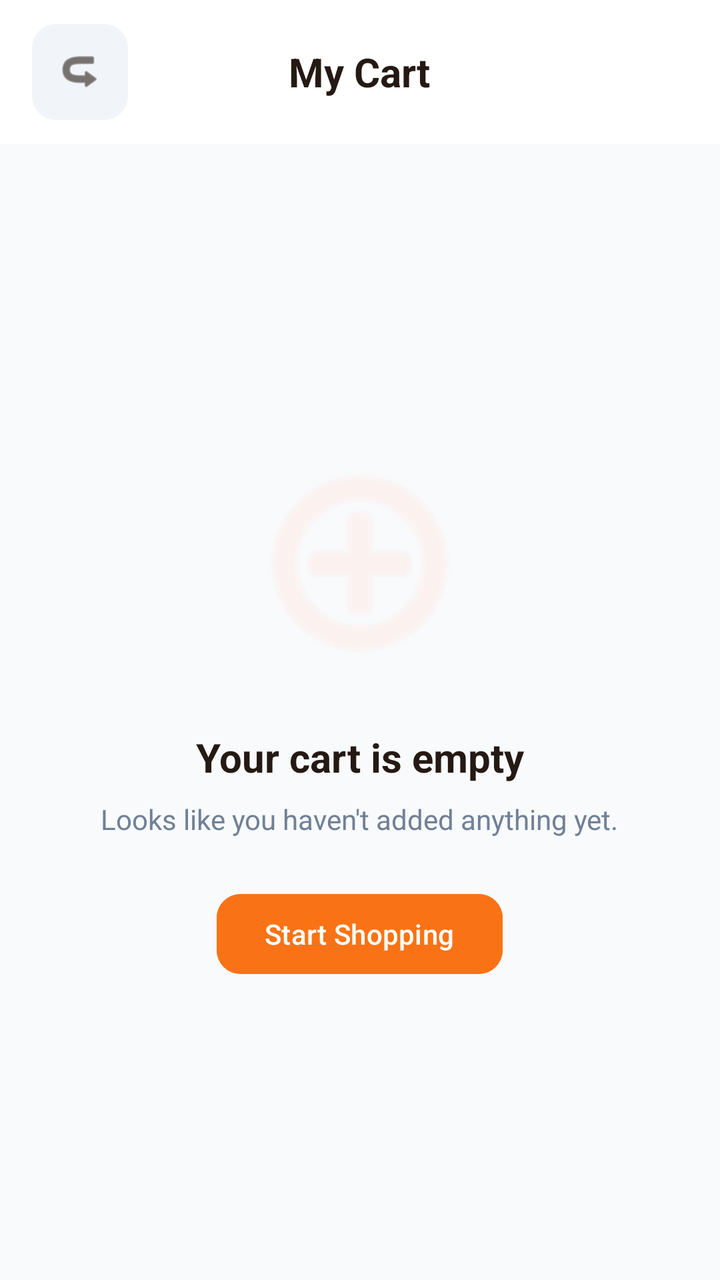
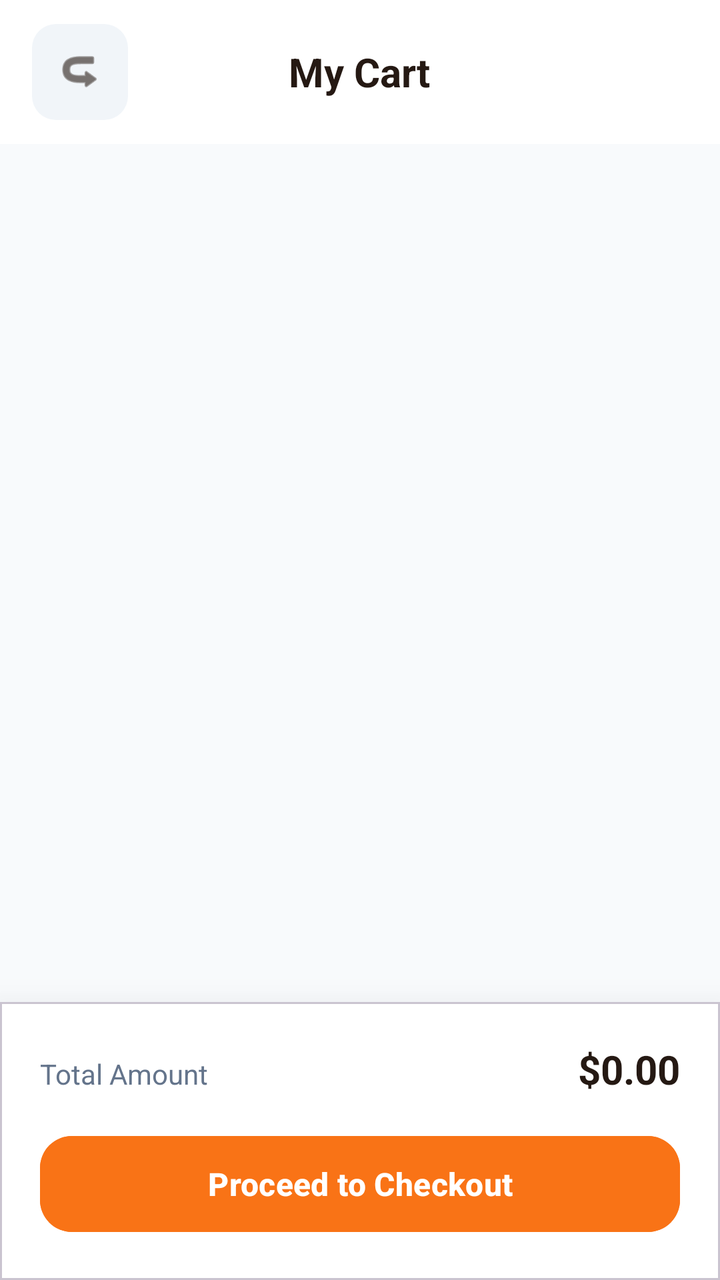

Screens rendered from an Android XML layout before and after an edit, with the pre-edit source and the edit as a unified diff.
<!-- AndroidManifest.xml: application theme Theme.BeckieDealApp -->
<!-- res/layout/activity_cart.xml -->
<?xml version="1.0" encoding="utf-8"?>
<androidx.constraintlayout.widget.ConstraintLayout xmlns:android="http://schemas.android.com/apk/res/android"
    xmlns:app="http://schemas.android.com/apk/res-auto"
    xmlns:tools="http://schemas.android.com/tools"
    android:layout_width="match_parent"
    android:layout_height="match_parent"
    android:background="#F8FAFC"
    android:fitsSystemWindows="true"
    tools:context=".CartActivity">

    
    <com.google.android.material.appbar.AppBarLayout
        android:id="@+id/appBarLayout"
        android:layout_width="match_parent"
        android:layout_height="wrap_content"
        android:background="#FFFFFF"
        app:elevation="0dp"
        app:layout_constraintTop_toTopOf="parent">

        <com.google.android.material.appbar.MaterialToolbar
            android:id="@+id/topAppBar"
            android:layout_width="match_parent"
            android:layout_height="72dp"
            app:contentInsetStart="0dp">

            <RelativeLayout
                android:layout_width="match_parent"
                android:layout_height="match_parent"
                android:paddingHorizontal="16dp">

                <ImageView
                    android:id="@+id/backButton"
                    android:layout_width="48dp"
                    android:layout_height="48dp"
                    android:layout_alignParentStart="true"
                    android:layout_centerVertical="true"
                    android:background="@drawable/form_field_background"
                    android:padding="12dp"
                    android:src="@android:drawable/ic_menu_revert"
                    android:rotation="180"
                    app:tint="#251913" />

                <TextView
                    android:layout_width="wrap_content"
                    android:layout_height="wrap_content"
                    android:layout_centerInParent="true"
                    android:text="My Cart"
                    android:textColor="#251913"
                    android:textSize="20sp"
                    android:textStyle="bold" />

            </RelativeLayout>

        </com.google.android.material.appbar.MaterialToolbar>
    </com.google.android.material.appbar.AppBarLayout>

    <androidx.core.widget.NestedScrollView
        android:layout_width="match_parent"
        android:layout_height="0dp"
        android:fillViewport="true"
        app:layout_constraintTop_toBottomOf="@id/appBarLayout"
        app:layout_constraintBottom_toTopOf="@id/checkoutSection">

        <LinearLayout
            android:layout_width="match_parent"
            android:layout_height="wrap_content"
            android:orientation="vertical"
            android:padding="16dp">

            
            <LinearLayout
                android:id="@+id/emptyState"
                android:layout_width="match_parent"
                android:layout_height="match_parent"
                android:gravity="center"
                android:orientation="vertical">

                <ImageView
                    android:layout_width="120dp"
                    android:layout_height="120dp"
                    android:src="@android:drawable/ic_menu_add"
                    app:tint="#FEECE7" />

                <TextView
                    android:layout_width="wrap_content"
                    android:layout_height="wrap_content"
                    android:layout_marginTop="24dp"
                    android:text="Your cart is empty"
                    android:textColor="#251913"
                    android:textSize="20sp"
                    android:textStyle="bold" />

                <TextView
                    android:layout_width="wrap_content"
                    android:layout_height="wrap_content"
                    android:layout_marginTop="8dp"
                    android:text="Looks like you haven't added anything yet."
                    android:textColor="#718096"
                    android:textSize="14sp" />

                <Button
                    android:id="@+id/startShoppingButton"
                    android:layout_width="wrap_content"
                    android:layout_height="wrap_content"
                    android:layout_marginTop="24dp"
                    android:text="Start Shopping"
                    android:textAllCaps="false"
                    app:cornerRadius="12dp"
                    android:backgroundTint="#F97316"/>
            </LinearLayout>

        </LinearLayout>
    </androidx.core.widget.NestedScrollView>

    
    <com.google.android.material.card.MaterialCardView
        android:id="@+id/checkoutSection"
        android:layout_width="match_parent"
        android:layout_height="wrap_content"
        android:visibility="gone"
        app:cardElevation="24dp"
        app:cardCornerRadius="0dp"
        app:layout_constraintBottom_toBottomOf="parent">
        
        <LinearLayout
            android:layout_width="match_parent"
            android:layout_height="wrap_content"
            android:background="#FFFFFF"
            android:orientation="vertical"
            android:padding="20dp">

            <LinearLayout
                android:layout_width="match_parent"
                android:layout_height="wrap_content"
                android:orientation="horizontal"
                android:layout_marginBottom="16dp">
                <TextView
                    android:layout_width="0dp"
                    android:layout_height="wrap_content"
                    android:layout_weight="1"
                    android:text="Total Amount"
                    android:textColor="#64748B"
                    android:textSize="14sp" />
                <TextView
                    android:id="@+id/totalPrice"
                    android:layout_width="wrap_content"
                    android:layout_height="wrap_content"
                    android:text="$0.00"
                    android:textColor="#251913"
                    android:textSize="20sp"
                    android:textStyle="bold" />
            </LinearLayout>

            <Button
                android:id="@+id/checkoutButton"
                android:layout_width="match_parent"
                android:layout_height="56dp"
                android:backgroundTint="#F97316"
                android:text="Proceed to Checkout"
                android:textAllCaps="false"
                android:textColor="#FFFFFF"
                android:textSize="16sp"
                android:textStyle="bold"
                app:cornerRadius="16dp" />

        </LinearLayout>
    </com.google.android.material.card.MaterialCardView>

</androidx.constraintlayout.widget.ConstraintLayout>
<!-- resources referenced by this layout -->
<resources>
  <!-- drawable form_field_background (drawable) -->
  <?xml version="1.0" encoding="utf-8"?>
  <shape xmlns:android="http://schemas.android.com/apk/res/android">
      <solid android:color="#F1F5F9" />
      <corners android:radius="12dp" />
  </shape>
  <style name="Theme.BeckieDealApp" parent="Base.Theme.BeckieDealApp" />
  <style name="Base.Theme.BeckieDealApp" parent="Theme.Material3.DayNight.NoActionBar">
          
          
      </style>
</resources>

<!-- the commit's change to res/layout/activity_cart.xml (unified diff, before → after) -->
@@ -73,7 +73,8 @@
                 android:layout_width="match_parent"
                 android:layout_height="match_parent"
                 android:gravity="center"
-                android:orientation="vertical">
+                android:orientation="vertical"
+                android:visibility="gone">
 
                 <ImageView
                     android:layout_width="120dp"
@@ -109,6 +110,14 @@
                     android:backgroundTint="#F97316"/>
             </LinearLayout>
 
+            
+            <GridLayout
+                android:id="@+id/cartItemsGrid"
+                android:layout_width="match_parent"
+                android:layout_height="wrap_content"
+                android:alignmentMode="alignMargins"
+                android:columnCount="2" />
+
         </LinearLayout>
     </androidx.core.widget.NestedScrollView>
 
@@ -117,7 +126,6 @@
         android:id="@+id/checkoutSection"
         android:layout_width="match_parent"
         android:layout_height="wrap_content"
-        android:visibility="gone"
         app:cardElevation="24dp"
         app:cardCornerRadius="0dp"
         app:layout_constraintBottom_toBottomOf="parent">
@@ -142,7 +150,7 @@
                     android:textColor="#64748B"
                     android:textSize="14sp" />
                 <TextView
-                    android:id="@+id/totalPrice"
+                    android:id="@+id/totalPriceText"
                     android:layout_width="wrap_content"
                     android:layout_height="wrap_content"
                     android:text="$0.00"
